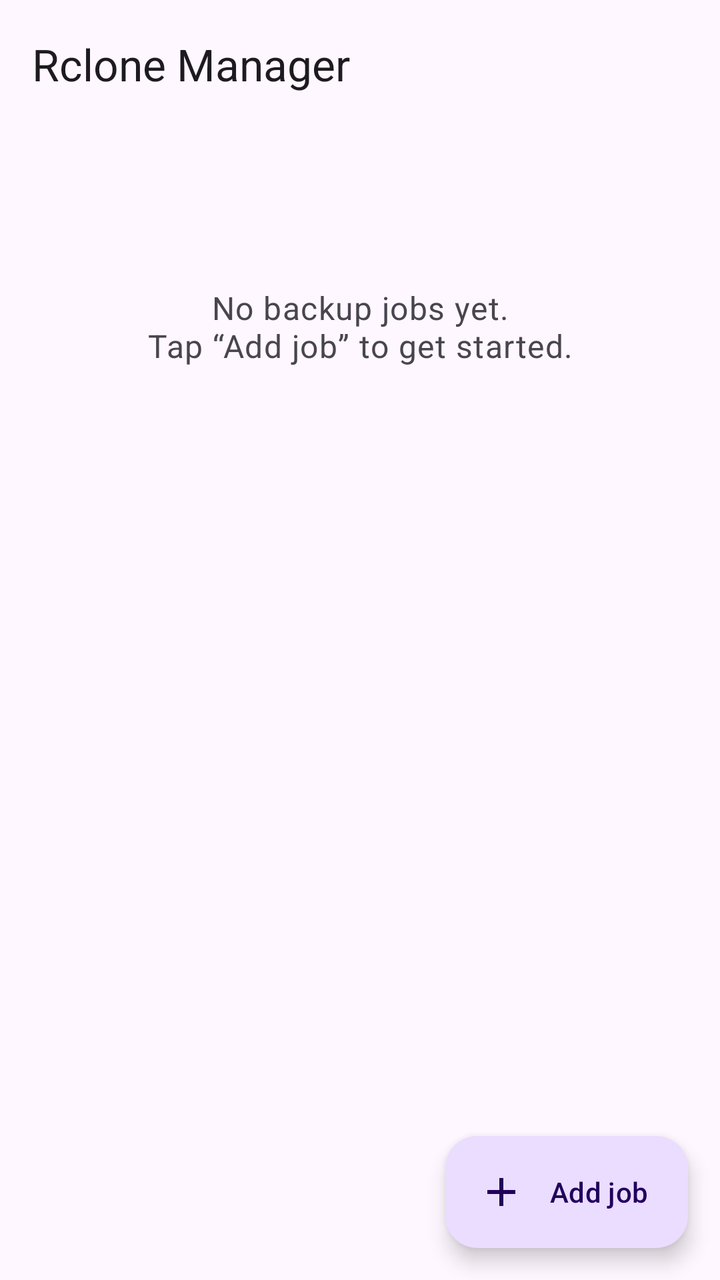
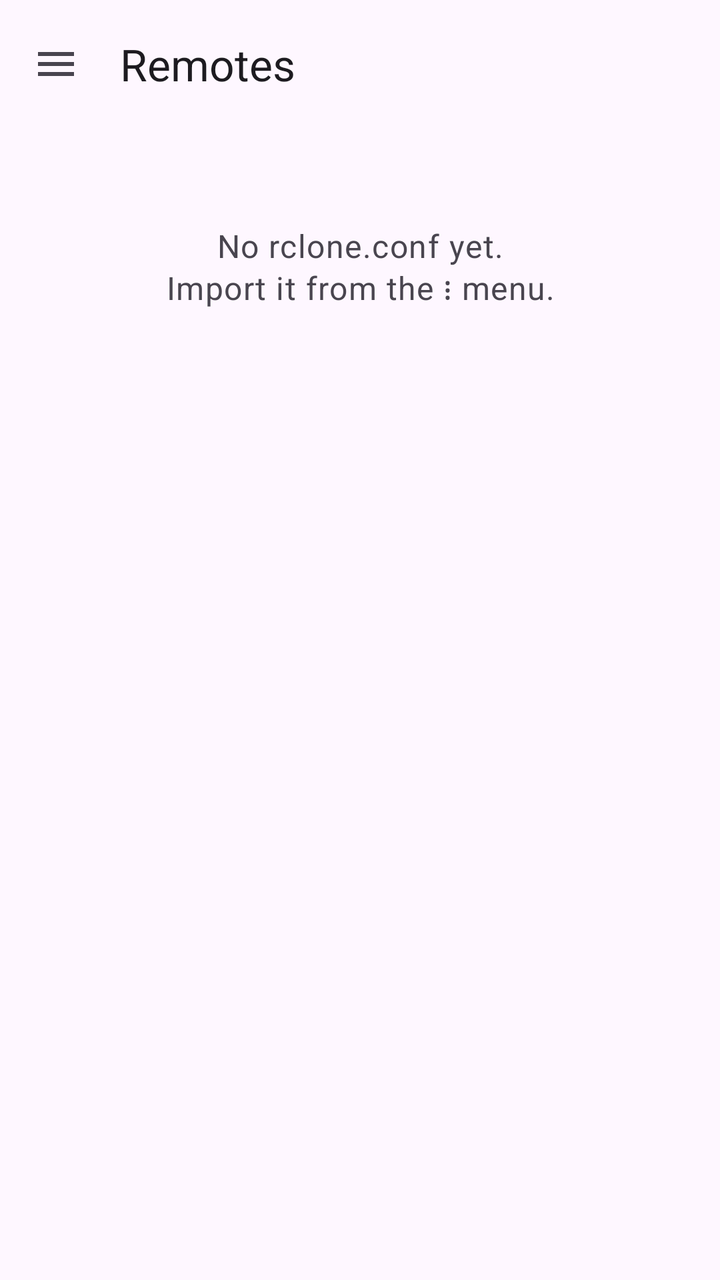

Two renders of the same Android screen: before a commit and after it. Below are the layout's source before the change and the commit's diff.
<!-- AndroidManifest.xml: application theme Theme.RcloneMgr -->
<!-- res/layout/activity_main.xml -->
<?xml version="1.0" encoding="utf-8"?>
<androidx.coordinatorlayout.widget.CoordinatorLayout xmlns:android="http://schemas.android.com/apk/res/android"
    xmlns:app="http://schemas.android.com/apk/res-auto"
    android:id="@+id/root"
    android:layout_width="match_parent"
    android:layout_height="match_parent">

    <com.google.android.material.appbar.AppBarLayout
        android:id="@+id/appbar"
        android:layout_width="match_parent"
        android:layout_height="wrap_content"
        android:background="?attr/colorSurface"
        app:liftOnScroll="false">
        <com.google.android.material.appbar.MaterialToolbar
            android:id="@+id/toolbar"
            android:layout_width="match_parent"
            android:layout_height="?attr/actionBarSize"
            app:title="@string/app_name" />
    </com.google.android.material.appbar.AppBarLayout>

    <androidx.core.widget.NestedScrollView
        android:layout_width="match_parent"
        android:layout_height="match_parent"
        android:clipToPadding="false"
        android:paddingBottom="96dp"
        app:layout_behavior="@string/appbar_scrolling_view_behavior">

        <LinearLayout
            android:layout_width="match_parent"
            android:layout_height="wrap_content"
            android:orientation="vertical"
            android:padding="16dp">

            <TextView
                android:id="@+id/info"
                android:layout_width="match_parent"
                android:layout_height="wrap_content"
                android:layout_marginBottom="12dp"
                android:textAppearance="?attr/textAppearanceBodyMedium"
                android:textColor="?attr/colorOnSurfaceVariant" />

            <com.google.android.material.card.MaterialCardView
                android:id="@+id/permCard"
                style="?attr/materialCardViewFilledStyle"
                android:layout_width="match_parent"
                android:layout_height="wrap_content"
                android:layout_marginBottom="12dp"
                android:visibility="gone"
                app:cardBackgroundColor="?attr/colorErrorContainer">
                <LinearLayout
                    android:layout_width="match_parent"
                    android:layout_height="wrap_content"
                    android:orientation="vertical"
                    android:padding="16dp">
                    <TextView
                        android:id="@+id/permText"
                        android:layout_width="match_parent"
                        android:layout_height="wrap_content"
                        android:textAppearance="?attr/textAppearanceBodyMedium"
                        android:textColor="?attr/colorOnErrorContainer" />
                    <Button
                        android:id="@+id/permBtn"
                        style="@style/Widget.Material3.Button.TonalButton"
                        android:layout_width="wrap_content"
                        android:layout_height="wrap_content"
                        android:layout_gravity="end"
                        android:layout_marginTop="8dp"
                        android:text="Grant permission" />
                </LinearLayout>
            </com.google.android.material.card.MaterialCardView>

            <LinearLayout
                android:id="@+id/list"
                android:layout_width="match_parent"
                android:layout_height="wrap_content"
                android:orientation="vertical" />

            <TextView
                android:id="@+id/empty"
                android:layout_width="match_parent"
                android:layout_height="wrap_content"
                android:gravity="center"
                android:padding="32dp"
                android:text="No backup jobs yet.\nTap “Add job” to get started."
                android:textAppearance="?attr/textAppearanceBodyLarge"
                android:textColor="?attr/colorOnSurfaceVariant" />
        </LinearLayout>
    </androidx.core.widget.NestedScrollView>

    <com.google.android.material.floatingactionbutton.ExtendedFloatingActionButton
        android:id="@+id/fab"
        android:layout_width="wrap_content"
        android:layout_height="wrap_content"
        android:layout_gravity="bottom|end"
        android:layout_margin="16dp"
        android:text="Add job"
        app:icon="@drawable/ic_add" />
</androidx.coordinatorlayout.widget.CoordinatorLayout>
<!-- resources referenced by this layout -->
<resources>
  <!-- drawable ic_add (drawable) -->
  <vector xmlns:android="http://schemas.android.com/apk/res/android"
      android:width="24dp" android:height="24dp" android:viewportWidth="24" android:viewportHeight="24"
      android:tint="?attr/colorControlNormal">
      <path android:fillColor="@android:color/white" android:pathData="M19,13h-6v6h-2v-6H5v-2h6V5h2v6h6v2z" />
  </vector>
  <string name="app_name">Rclone Manager</string>
  <style name="Theme.RcloneMgr" parent="Theme.Material3.DayNight.NoActionBar">
          <item name="android:windowBackground">?attr/colorSurface</item>
          <item name="android:statusBarColor">@android:color/transparent</item>
          <item name="android:navigationBarColor">@android:color/transparent</item>
          <item name="android:enforceStatusBarContrast">false</item>
          <item name="android:enforceNavigationBarContrast">false</item>
      </style>
</resources>

<!-- the commit's change to res/layout/activity_main.xml (unified diff, before → after) -->
@@ -1,98 +1,147 @@
 <?xml version="1.0" encoding="utf-8"?>
-<androidx.coordinatorlayout.widget.CoordinatorLayout xmlns:android="http://schemas.android.com/apk/res/android"
+<androidx.drawerlayout.widget.DrawerLayout xmlns:android="http://schemas.android.com/apk/res/android"
     xmlns:app="http://schemas.android.com/apk/res-auto"
-    android:id="@+id/root"
+    android:id="@+id/drawer"
     android:layout_width="match_parent"
     android:layout_height="match_parent">
 
-    <com.google.android.material.appbar.AppBarLayout
-        android:id="@+id/appbar"
+    <androidx.coordinatorlayout.widget.CoordinatorLayout
+        android:id="@+id/root"
         android:layout_width="match_parent"
-        android:layout_height="wrap_content"
-        android:background="?attr/colorSurface"
-        app:liftOnScroll="false">
-        <com.google.android.material.appbar.MaterialToolbar
-            android:id="@+id/toolbar"
-            android:layout_width="match_parent"
-            android:layout_height="?attr/actionBarSize"
-            app:title="@string/app_name" />
-    </com.google.android.material.appbar.AppBarLayout>
+        android:layout_height="match_parent">
 
-    <androidx.core.widget.NestedScrollView
-        android:layout_width="match_parent"
-        android:layout_height="match_parent"
-        android:clipToPadding="false"
-        android:paddingBottom="96dp"
-        app:layout_behavior="@string/appbar_scrolling_view_behavior">
-
-        <LinearLayout
+        <com.google.android.material.appbar.AppBarLayout
+            android:id="@+id/appbar"
             android:layout_width="match_parent"
             android:layout_height="wrap_content"
-            android:orientation="vertical"
-            android:padding="16dp">
+            android:background="?attr/colorSurface"
+            app:liftOnScroll="false">
+            <com.google.android.material.appbar.MaterialToolbar
+                android:id="@+id/toolbar"
+                android:layout_width="match_parent"
+                android:layout_height="?attr/actionBarSize"
+                app:navigationIcon="@drawable/ic_menu"
+                app:title="Remotes" />
+        </com.google.android.material.appbar.AppBarLayout>
 
-            <TextView
-                android:id="@+id/info"
+        <androidx.core.widget.NestedScrollView
+            android:layout_width="match_parent"
+            android:layout_height="match_parent"
+            android:clipToPadding="false"
+            android:paddingBottom="96dp"
+            app:layout_behavior="@string/appbar_scrolling_view_behavior">
+
+            <LinearLayout
                 android:layout_width="match_parent"
                 android:layout_height="wrap_content"
-                android:layout_marginBottom="12dp"
-                android:textAppearance="?attr/textAppearanceBodyMedium"
-                android:textColor="?attr/colorOnSurfaceVariant" />
+                android:orientation="vertical"
+                android:padding="16dp">
 
-            <com.google.android.material.card.MaterialCardView
-                android:id="@+id/permCard"
-                style="?attr/materialCardViewFilledStyle"
-                android:layout_width="match_parent"
-                android:layout_height="wrap_content"
-                android:layout_marginBottom="12dp"
-                android:visibility="gone"
-                app:cardBackgroundColor="?attr/colorErrorContainer">
+                <com.google.android.material.card.MaterialCardView
+                    android:id="@+id/permCard"
+                    style="?attr/materialCardViewFilledStyle"
+                    android:layout_width="match_parent"
+                    android:layout_height="wrap_content"
+                    android:layout_marginBottom="12dp"
+                    android:visibility="gone"
+                    app:cardBackgroundColor="?attr/colorErrorContainer">
+                    <LinearLayout
+                        android:layout_width="match_parent"
+                        android:layout_height="wrap_content"
+                        android:orientation="vertical"
+                        android:padding="16dp">
+                        <TextView
+                            android:id="@+id/permText"
+                            android:layout_width="match_parent"
+                            android:layout_height="wrap_content"
+                            android:textAppearance="?attr/textAppearanceBodyMedium"
+                            android:textColor="?attr/colorOnErrorContainer" />
+                        <Button
+                            android:id="@+id/permBtn"
+                            style="@style/Widget.Material3.Button.TonalButton"
+                            android:layout_width="wrap_content"
+                            android:layout_height="wrap_content"
+                            android:layout_gravity="end"
+                            android:layout_marginTop="8dp"
+                            android:text="Grant permission" />
+                    </LinearLayout>
+                </com.google.android.material.card.MaterialCardView>
+
                 <LinearLayout
+                    android:id="@+id/pageRemotes"
+                    android:layout_width="match_parent"
+                    android:layout_height="wrap_content"
+                    android:orientation="vertical">
+                    <TextView
+                        android:id="@+id/remotesEmpty"
+                        android:layout_width="match_parent"
+                        android:layout_height="wrap_content"
+                        android:gravity="center"
+                        android:padding="32dp"
+                        android:text="No rclone.conf yet.\nImport it from the ⋮ menu."
+                        android:textAppearance="?attr/textAppearanceBodyLarge"
+                        android:textColor="?attr/colorOnSurfaceVariant" />
+                    <LinearLayout
+                        android:id="@+id/remotesList"
+                        android:layout_width="match_parent"
+                        android:layout_height="wrap_content"
+                        android:orientation="vertical" />
+                </LinearLayout>
+
+                <LinearLayout
+                    android:id="@+id/pageJobs"
                     android:layout_width="match_parent"
                     android:layout_height="wrap_content"
                     android:orientation="vertical"
-                    android:padding="16dp">
-                    <TextView
-                        android:id="@+id/permText"
+                    android:visibility="gone">
+                    <LinearLayout
+                        android:id="@+id/list"
                         android:layout_width="match_parent"
                         android:layout_height="wrap_content"
-                        android:textAppearance="?attr/textAppearanceBodyMedium"
-                        android:textColor="?attr/colorOnErrorContainer" />
-                    <Button
-                        android:id="@+id/permBtn"
-                        style="@style/Widget.Material3.Button.TonalButton"
-                        android:layout_width="wrap_content"
+                        android:orientation="vertical" />
+                    <TextView
+                        android:id="@+id/empty"
+                        android:layout_width="match_parent"
                         android:layout_height="wrap_content"
-                        android:layout_gravity="end"
-                        android:layout_marginTop="8dp"
-                        android:text="Grant permission" />
+                        android:gravity="center"
+                        android:padding="32dp"
+                        android:text="No backup jobs yet.\nTap “Add job” to get started."
+                        android:textAppearance="?attr/textAppearanceBodyLarge"
+                        android:textColor="?attr/colorOnSurfaceVariant" />
                 </LinearLayout>
-            </com.google.android.material.card.MaterialCardView>
+            </LinearLayout>
+        </androidx.core.widget.NestedScrollView>
 
-            <LinearLayout
-                android:id="@+id/list"
-                android:layout_width="match_parent"
-                android:layout_height="wrap_content"
-                android:orientation="vertical" />
+        <com.google.android.material.floatingactionbutton.ExtendedFloatingActionButton
+            android:id="@+id/fab"
+            android:layout_width="wrap_content"
+            android:layout_height="wrap_content"
+            android:layout_gravity="bottom|end"
+            android:layout_margin="16dp"
+            android:text="Add job"
+            android:visibility="gone"
+            app:icon="@drawable/ic_add" />
+    </androidx.coordinatorlayout.widget.CoordinatorLayout>
 
-            <TextView
-                android:id="@+id/empty"
-                android:layout_width="match_parent"
-                android:layout_height="wrap_content"
-                android:gravity="center"
-                android:padding="32dp"
-                android:text="No backup jobs yet.\nTap “Add job” to get started."
-                android:textAppearance="?attr/textAppearanceBodyLarge"
-                android:textColor="?attr/colorOnSurfaceVariant" />
-        </LinearLayout>
-    </androidx.core.widget.NestedScrollView>
-
-    <com.google.android.material.floatingactionbutton.ExtendedFloatingActionButton
-        android:id="@+id/fab"
+    <com.google.android.material.navigation.NavigationView
+        android:id="@+id/nav"
+        android:layout_width="wrap_content"
+        android:layout_height="match_parent"
+        android:layout_gravity="start"
+        android:fitsSystemWindows="true"
+        app:headerLayout="@layout/drawer_header"
+        app:menu="@menu/drawer" />
+</androidx.drawerlayout.widget.DrawerLayout>
+<!-- res/layout/drawer_header.xml (included above) -->
+<?xml version="1.0" encoding="utf-8"?>
+<LinearLayout xmlns:android="http://schemas.android.com/apk/res/android"
+    android:layout_width="match_parent"
+    android:layout_height="wrap_content"
+    android:orientation="vertical"
+    android:padding="24dp">
+    <TextView
         android:layout_width="wrap_content"
         android:layout_height="wrap_content"
-        android:layout_gravity="bottom|end"
-        android:layout_margin="16dp"
-        android:text="Add job"
-        app:icon="@drawable/ic_add" />
-</androidx.coordinatorlayout.widget.CoordinatorLayout>
+        android:text="@string/app_name"
+        android:textAppearance="?attr/textAppearanceTitleLarge" />
+</LinearLayout>
<!-- resource entries referenced after the edit -->
@@ -5,6 +5,12 @@
       android:width="24dp" android:height="24dp" android:viewportWidth="24" android:viewportHeight="24"
       android:tint="?attr/colorControlNormal">
       <path android:fillColor="@android:color/white" android:pathData="M19,13h-6v6h-2v-6H5v-2h6V5h2v6h6v2z" />
+  </vector>
+  <!-- drawable ic_menu (drawable) -->
+  <vector xmlns:android="http://schemas.android.com/apk/res/android"
+      android:width="24dp" android:height="24dp" android:viewportWidth="24" android:viewportHeight="24"
+      android:tint="?attr/colorControlNormal">
+      <path android:fillColor="@android:color/white" android:pathData="M3,18h18v-2H3v2zM3,13h18v-2H3v2zM3,6v2h18V6H3z" />
   </vector>
   <string name="app_name">Rclone Manager</string>
   <style name="Theme.RcloneMgr" parent="Theme.Material3.DayNight.NoActionBar">
